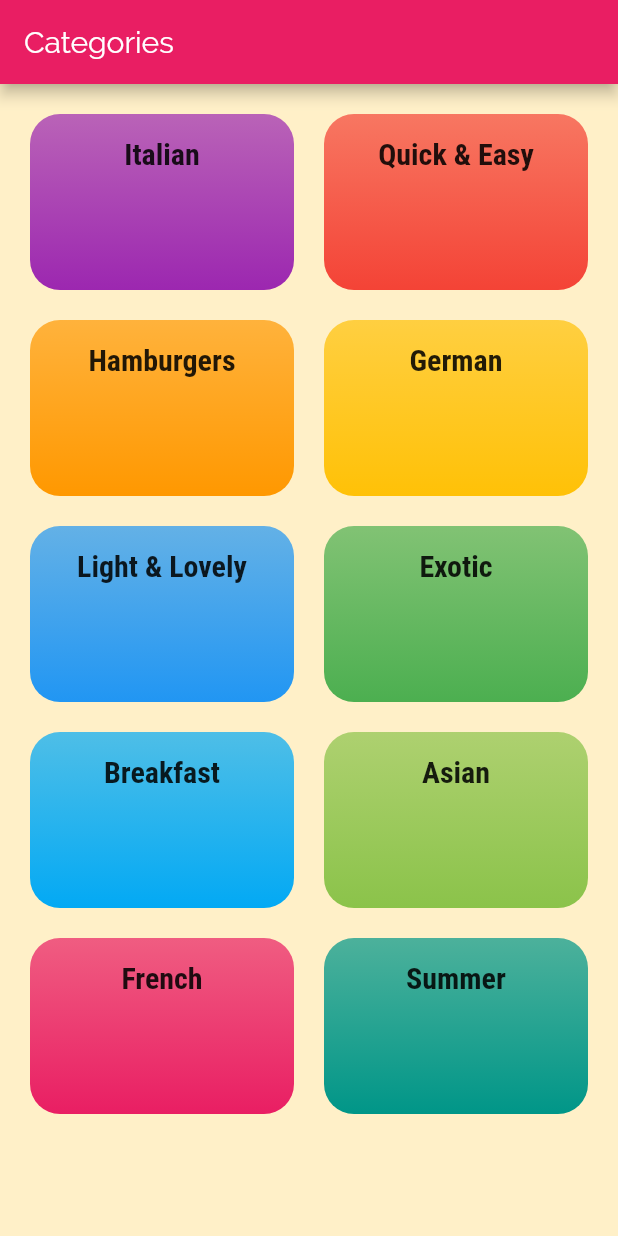
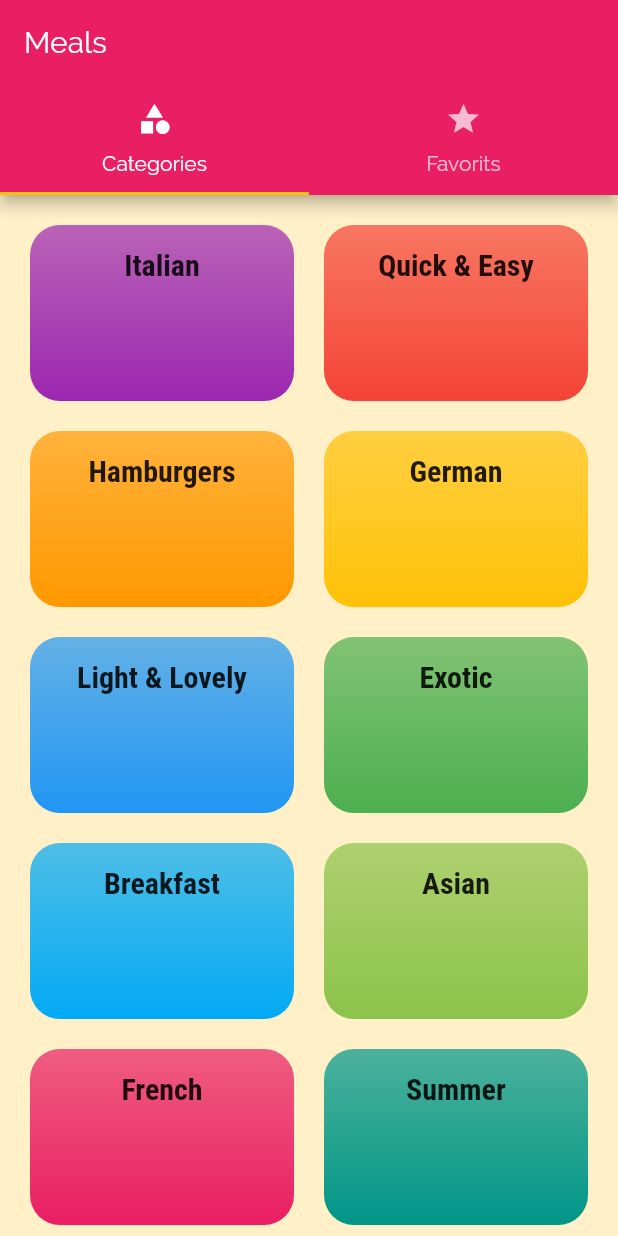
Before and after one commit to Mohammadhsmhs/food_script, a Flutter app: the screen it shows after launch, on a phone screen of 412 x 824 dp. Run offline on Flutter 3.47's test engine with Material 2 defaults, Android fonts, the light colour scheme and no system bars.

Commit message:
defualt tab bar

```diff
--- a/lib/main.dart
+++ b/lib/main.dart
@@ -1,5 +1,6 @@
 import 'package:flutter/material.dart';
 import 'package:food_script/screens/meal_details_screen.dart';
+import './screens/tabs_screen.dart';
 import '../screens/categories_screen.dart';
 import '../screens/category_meals_screen.dart';
 
@@ -33,7 +34,7 @@ class MyApp extends StatelessWidget {
       ),
       // home: CategoriesScreen(),
       routes: {
-        CategoriesScreen.route: (ctx) => CategoriesScreen(),
+        "/": (ctx) => TabsScreen(),
         CategoryMealsScreen.route: (ctx) => CategoryMealsScreen(),
         MealDetailsScreen.rout: (ctx) => MealDetailsScreen(),
       },
--- a/lib/screens/categories_screen.dart
+++ b/lib/screens/categories_screen.dart
@@ -3,14 +3,9 @@ import 'package:food_script/widgets/category_item.dart';
 import 'package:food_script/data/dummy_data.dart';
 
 class CategoriesScreen extends StatelessWidget {
-  static final route = "/";
   @override
   Widget build(BuildContext context) {
-    return Scaffold(
-      appBar: AppBar(
-        title: Text("Categories"),
-      ),
-      body: GridView(
+    return GridView(
       padding: EdgeInsets.all(20),
       children: DUMMY_CATEGORIES
           .map((e) => CategoryItem(e.id, e.title, e.color))
@@ -21,7 +16,6 @@ class CategoriesScreen extends StatelessWidget {
         crossAxisSpacing: 20,
         mainAxisSpacing: 20,
       ),
-      ),
     );
   }
 }
--- /dev/null
+++ b/lib/screens/favorits_screen.dart
@@ -0,0 +1,10 @@
+import 'package:flutter/material.dart';
+
+class FavoritsScreen extends StatelessWidget {
+  @override
+  Widget build(BuildContext context) {
+    return Center(
+      child: Text("s"),
+    );
+  }
+}
--- /dev/null
+++ b/lib/screens/tabs_screen.dart
@@ -0,0 +1,36 @@
+import 'package:flutter/material.dart';
+import '../screens/categories_screen.dart';
+import '../screens/favorits_screen.dart';
+
+class TabsScreen extends StatefulWidget {
+  @override
+  _TabsScreenState createState() => _TabsScreenState();
+}
+
+class _TabsScreenState extends State<TabsScreen> {
+  @override
+  Widget build(BuildContext context) {
+    return DefaultTabController(
+      length: 2,
+      child: Scaffold(
+        appBar: AppBar(
+          title: Text("Meals"),
+          bottom: TabBar(tabs: [
+            Tab(
+              icon: Icon(Icons.category),
+              text: "Categories",
+            ),
+            Tab(
+              icon: Icon(Icons.star),
+              text: "Favorits",
+            ),
+          ]),
+        ),
+        body: TabBarView(children: [
+          CategoriesScreen(),
+          FavoritsScreen(),
+        ]),
+      ),
+    );
+  }
+}
```
Lines whose indentation alone changed are shown as unchanged.
